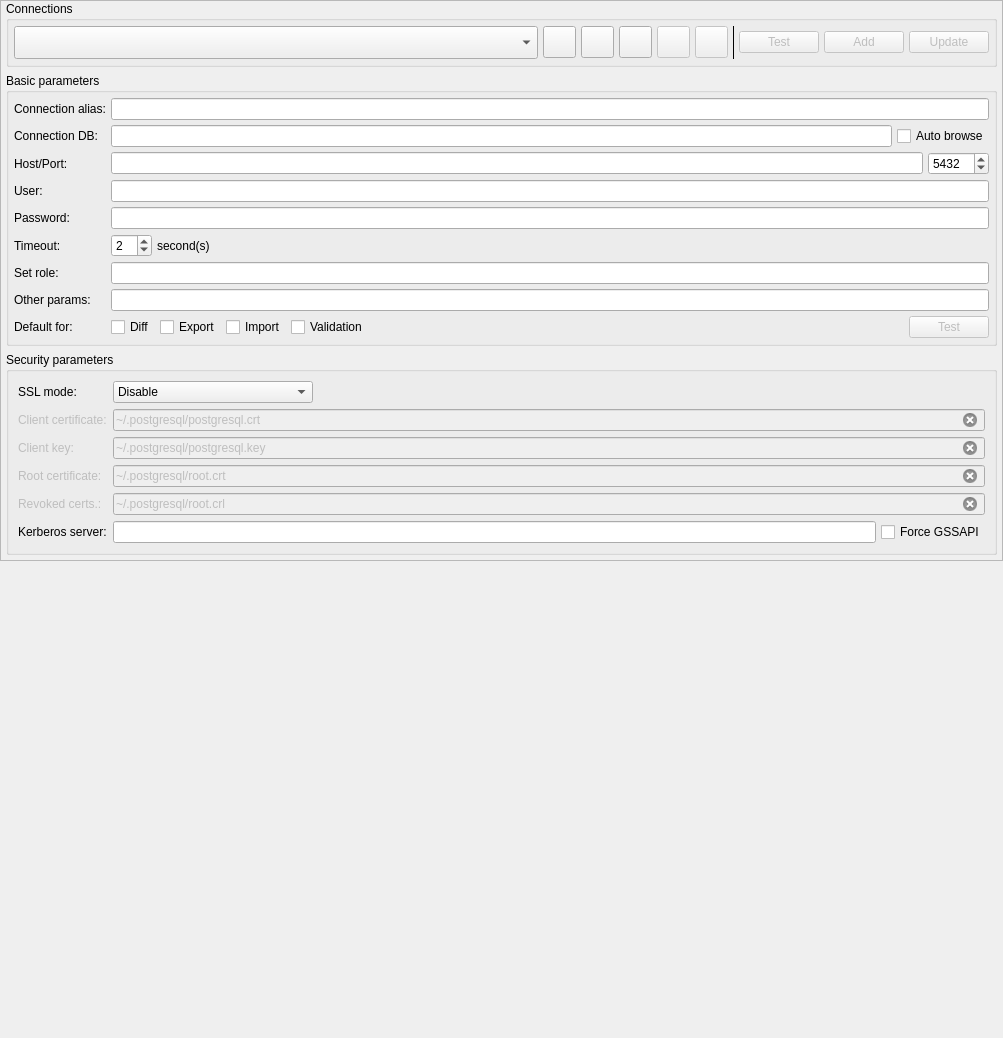
The window that libs/libgui/ui/settings/connectionsconfigwidget.ui (maniac787/pgmodeler) describes before a commit, drawn with Qt 5.
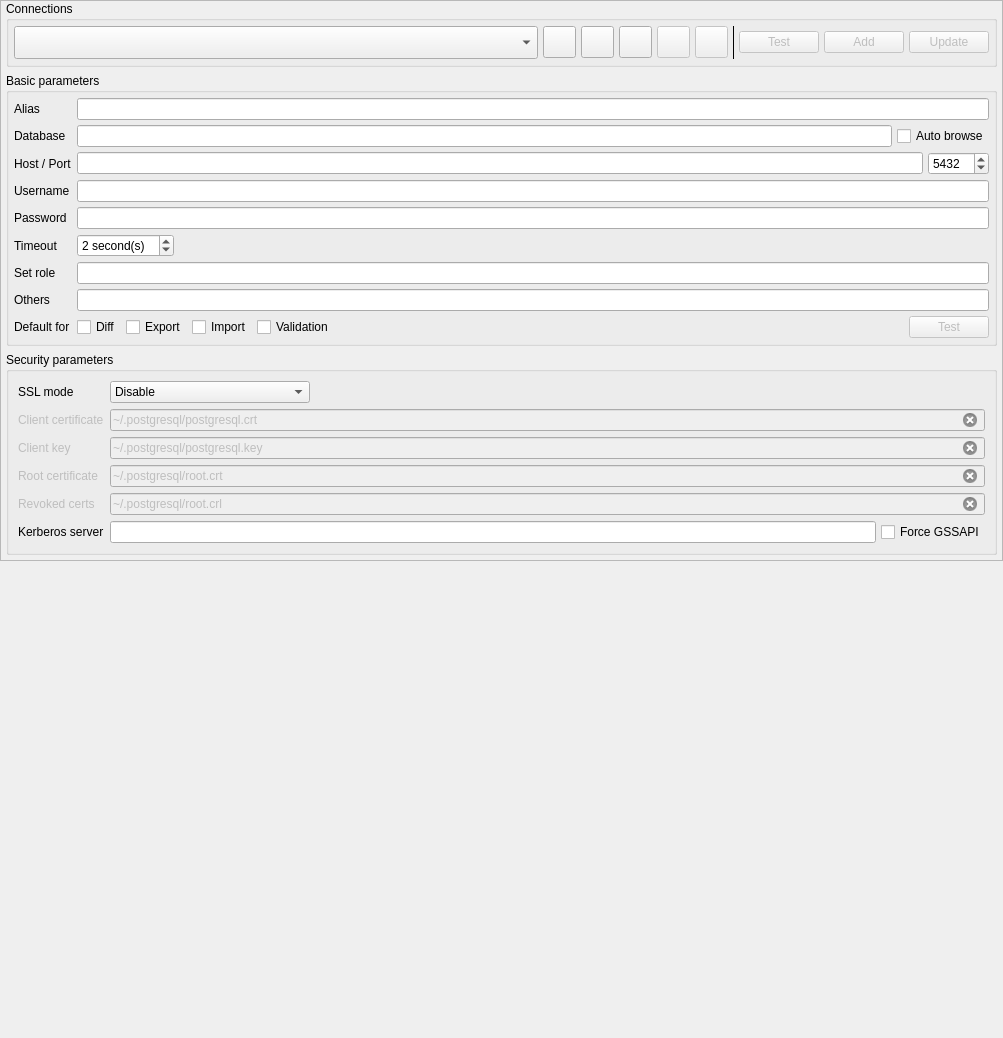
The same window after the commit. Icons and pictures are not drawn.

Commit message: Improve ConnectionsConfigWidget label consistency and font configuration

The edit to the form file:
```diff
--- a/libs/libgui/ui/settings/connectionsconfigwidget.ui
+++ b/libs/libgui/ui/settings/connectionsconfigwidget.ui
@@ -397,7 +397,7 @@
             </sizepolicy>
            </property>
            <property name="text">
-            <string>Connection alias:</string>
+            <string>Alias</string>
            </property>
           </widget>
          </item>
@@ -493,7 +493,7 @@
             </sizepolicy>
            </property>
            <property name="text">
-            <string>Timeout:</string>
+            <string>Timeout</string>
            </property>
           </widget>
          </item>
@@ -506,7 +506,7 @@
             </sizepolicy>
            </property>
            <property name="text">
-            <string>Other params:</string>
+            <string>Others</string>
            </property>
           </widget>
          </item>
@@ -571,7 +571,7 @@
             </sizepolicy>
            </property>
            <property name="text">
-            <string>User:</string>
+            <string>Username</string>
            </property>
           </widget>
          </item>
@@ -603,7 +603,7 @@
             </sizepolicy>
            </property>
            <property name="text">
-            <string>Connection DB:</string>
+            <string>Database</string>
            </property>
           </widget>
          </item>
@@ -616,7 +616,7 @@
             </sizepolicy>
            </property>
            <property name="text">
-            <string>Password:</string>
+            <string>Password</string>
            </property>
           </widget>
          </item>
@@ -627,23 +627,26 @@
            </property>
            <item>
             <widget class="QSpinBox" name="timeout_sbp">
+             <property name="suffix">
+              <string> second(s)</string>
+             </property>
              <property name="value">
               <number>2</number>
              </property>
             </widget>
            </item>
            <item>
-            <widget class="QLabel" name="seconds_lbl">
-             <property name="sizePolicy">
-              <sizepolicy hsizetype="Expanding" vsizetype="Preferred">
-               <horstretch>0</horstretch>
-               <verstretch>0</verstretch>
-              </sizepolicy>
+            <spacer name="horizontalSpacer">
+             <property name="orientation">
+              <enum>Qt::Orientation::Horizontal</enum>
              </property>
-             <property name="text">
-              <string>second(s)</string>
+             <property name="sizeHint" stdset="0">
+              <size>
+               <width>40</width>
+               <height>20</height>
+              </size>
              </property>
-            </widget>
+            </spacer>
            </item>
           </layout>
          </item>
@@ -666,7 +669,7 @@
             </sizepolicy>
            </property>
            <property name="text">
-            <string>Host/Port:</string>
+            <string>Host / Port</string>
            </property>
           </widget>
          </item>
@@ -679,7 +682,7 @@
             </sizepolicy>
            </property>
            <property name="text">
-            <string>Set role:</string>
+            <string>Set role</string>
            </property>
           </widget>
          </item>
@@ -711,7 +714,7 @@
             <string>&lt;p&gt;Indicates in which operations (diff, export, import or validation) the connection is used if none is explicitly specified by the user.&lt;/p&gt;</string>
            </property>
            <property name="text">
-            <string>Default for:</string>
+            <string>Default for</string>
            </property>
           </widget>
          </item>
@@ -778,7 +781,7 @@
             </sizepolicy>
            </property>
            <property name="text">
-            <string>SSL mode:</string>
+            <string>SSL mode</string>
            </property>
           </widget>
          </item>
@@ -855,7 +858,7 @@
             </sizepolicy>
            </property>
            <property name="text">
-            <string>Client certificate:</string>
+            <string>Client certificate</string>
            </property>
           </widget>
          </item>
@@ -887,7 +890,7 @@
             </sizepolicy>
            </property>
            <property name="text">
-            <string>Client key:</string>
+            <string>Client key</string>
            </property>
           </widget>
          </item>
@@ -919,7 +922,7 @@
             </sizepolicy>
            </property>
            <property name="text">
-            <string>Root certificate:</string>
+            <string>Root certificate</string>
            </property>
           </widget>
          </item>
@@ -951,7 +954,7 @@
             </sizepolicy>
            </property>
            <property name="text">
-            <string>Revoked certs.:</string>
+            <string>Revoked certs</string>
            </property>
           </widget>
          </item>
@@ -983,7 +986,7 @@
             </sizepolicy>
            </property>
            <property name="text">
-            <string>Kerberos server:</string>
+            <string>Kerberos server</string>
            </property>
           </widget>
          </item>
```
Left out of the diff: 2 changed lines with no effect on the pictures. The commit also changes 1 other file.
